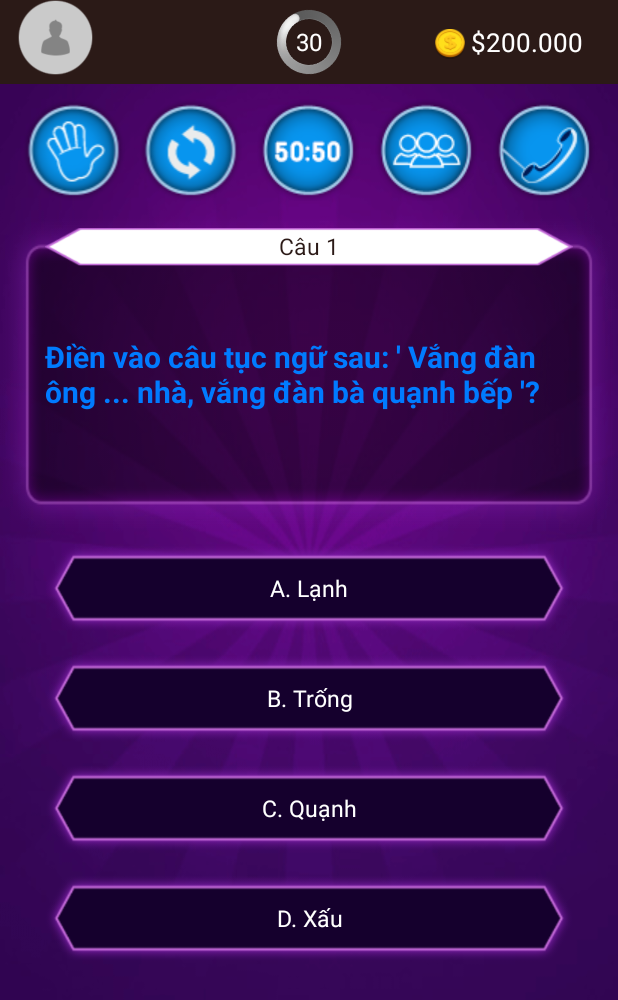
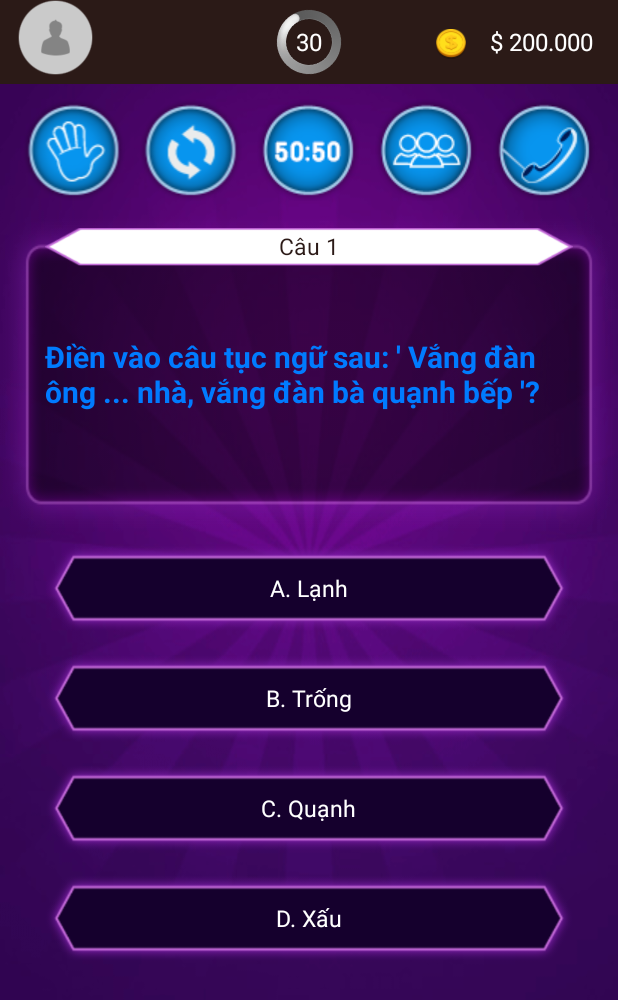
Before and after one commit to KMA0908/DiTimTrieuPhu, an Android app: the layout m003_play_fragment.xml on its own in the app's theme, with its tools: preview values and no code run, on a phone screen of 412 x 824 dp. Shown: the top 1000 px of the screen. Run offline under Robolectric (Android 15) with nearby library versions, the phone set to English and light mode, and no system bars.

Commit message:
add reward play screen

```diff
--- a/app/src/main/java/com/example/ditimtrieuphu/view/fragment/M003PlayFragment.java
+++ b/app/src/main/java/com/example/ditimtrieuphu/view/fragment/M003PlayFragment.java
@@ -39,7 +39,7 @@ public class M003PlayFragment extends BaseFragment<MainFragViewModel> {
 
     private TextView timerTextView;
 
-    private TextView tvQuestion,tvCaseA,tvCaseB,tvCaseC,tvCaseD, tvIndexQuestion;
+    private TextView tvQuestion,tvCaseA,tvCaseB,tvCaseC,tvCaseD, tvIndexQuestion, tvMoney;
     private ImageView ivCaseA,ivCaseB,ivCaseC,ivCaseD,ivHelp50,ivChangeQuestion,ivAudienceHelp,ivCallHelp;
     private FrameLayout frameCaseA,frameCaseB,frameCaseC,frameCaseD;
     private MediaPlayer mPlayer;
@@ -56,6 +56,7 @@ public class M003PlayFragment extends BaseFragment<MainFragViewModel> {
         index = 1;
         tvIndexQuestion = findViewById(R.id.tv_index_question);
         tvQuestion = findViewById(R.id.question);
+        tvMoney = findViewById(R.id.tv_money);
         progressBar = findViewById(R.id.timeQuestion);
         tvCaseA = findViewById(R.id.tv_caseA);
         tvCaseB = findViewById(R.id.tv_caseB);
@@ -616,69 +617,86 @@ public class M003PlayFragment extends BaseFragment<MainFragViewModel> {
         });
     }
 
+    @SuppressLint("SetTextI18n")
     private void setTextForQuestion(int id) {
         switch (id) {
             case 1 : {
                 tvIndexQuestion.setText("Câu 1");
+                tvMoney.setText("200.000");
                 break;
             }
             case 2 : {
                 tvIndexQuestion.setText("Câu 2");
+                tvMoney.setText("400.000");
                 break;
             }
             case 3 : {
                 tvIndexQuestion.setText("Câu 3");
+                tvMoney.setText("600.000");
                 break;
             }
             case 4 : {
                 tvIndexQuestion.setText("Câu 4");
+                tvMoney.setText("1.000.000");
                 break;
             }
             case 5 : {
                 tvIndexQuestion.setText("Câu 5");
+                tvMoney.setText("2.000.000");
                 break;
             }
             case 6 : {
                 tvIndexQuestion.setText("Câu 6");
+                tvMoney.setText("3.000.000");
                 break;
             }
             case 7 : {
                 tvIndexQuestion.setText("Câu 7");
+                tvMoney.setText("6.000.000");
                 break;
             }
             case 8 : {
                 tvIndexQuestion.setText("Câu 8");
+                tvMoney.setText("10.000.000");
                 break;
             }
             case 9 : {
                 tvIndexQuestion.setText("Câu 9");
+                tvMoney.setText("14.000.000");
                 break;
             }
             case 10 : {
                 tvIndexQuestion.setText("Câu 10");
+                tvMoney.setText("22.000.000");
                 break;
             } case 11 : {
                 tvIndexQuestion.setText("Câu 11");
+                tvMoney.setText("30.000.000");
                 break;
             }
             case 12 : {
                 tvIndexQuestion.setText("Câu 12");
+                tvMoney.setText("40.000.000");
                 break;
             }
             case 13 : {
                 tvIndexQuestion.setText("Câu 13");
+                tvMoney.setText("60.000.000");
                 break;
             }
             case 14: {
                 tvIndexQuestion.setText("Câu 14");
+                tvMoney.setText("85.000.000");
                 break;
             }
             case 15 : {
                 tvIndexQuestion.setText("Câu 15");
+                tvMoney.setText("150.000.000");
                 break;
             }
             default: {
                 tvIndexQuestion.setText("Câu 1");
+                tvMoney.setText("200.000");
                 break;
             }
         }
--- a/app/src/main/res/layout/m003_play_fragment.xml
+++ b/app/src/main/res/layout/m003_play_fragment.xml
@@ -58,18 +58,29 @@
             <ImageView
                 android:layout_width="20dp"
                 android:layout_height="20dp"
-                android:layout_marginLeft="15dp"
+                android:layout_marginStart="16dp"
                 android:layout_marginTop="3dp"
                 android:scaleType="fitXY"
                 android:src="@drawable/ic_coin" />
-
+            <TableRow
+                android:layout_width="match_parent"
+                android:layout_height="wrap_content"
+                android:gravity="center"
+                android:layout_gravity="center">
             <TextView
-                android:id="@+id/monney"
                 android:layout_width="wrap_content"
                 android:layout_height="wrap_content"
-                android:text=" $200.000"
+                android:text="$ "
                 android:textColor="@color/white"
-                android:textSize="17dp" />
+                android:textSize="16sp" />
+            <TextView
+                android:id="@+id/tv_money"
+                android:layout_width="wrap_content"
+                android:layout_height="wrap_content"
+                android:text="200.000"
+                android:textColor="@color/white"
+                android:textSize="16sp" />
+            </TableRow>
         </LinearLayout>
     </LinearLayout>
 
@@ -170,15 +181,26 @@
             android:paddingHorizontal="30dp"
             android:src="@drawable/ic_play_answer" />
 
-        <TextView
-            android:id="@+id/tv_caseA"
+        <TableRow
             android:layout_width="match_parent"
             android:layout_height="wrap_content"
-            android:layout_gravity="center"
             android:gravity="center"
-            android:text="A. Lạnh"
-            android:textColor="@color/white"
-            android:textSize="15dp" />
+            android:layout_gravity="center">
+            <TextView
+                android:layout_width="wrap_content"
+                android:layout_height="wrap_content"
+                android:text="A. "
+                android:textColor="@color/white"
+                android:textSize="15dp" />
+            <TextView
+                android:id="@+id/tv_caseA"
+                android:layout_width="wrap_content"
+                android:layout_height="wrap_content"
+                android:text="Lạnh"
+                android:textColor="@color/white"
+                android:textSize="15dp" />
+        </TableRow>
+
     </FrameLayout>
 
     <FrameLayout
@@ -192,16 +214,25 @@
             android:layout_height="wrap_content"
             android:paddingHorizontal="30dp"
             android:src="@drawable/ic_play_answer" />
-
+        <TableRow
+            android:layout_width="match_parent"
+            android:layout_height="wrap_content"
+            android:gravity="center"
+            android:layout_gravity="center">
+        <TextView
+            android:layout_width="wrap_content"
+            android:layout_height="wrap_content"
+            android:text="B. "
+            android:textColor="@color/white"
+            android:textSize="15dp" />
         <TextView
             android:id="@+id/tv_caseB"
-            android:layout_width="match_parent"
+            android:layout_width="wrap_content"
             android:layout_height="wrap_content"
-            android:layout_gravity="center"
-            android:gravity="center"
-            android:text="B. Trống"
+            android:text="Trống"
             android:textColor="@color/white"
             android:textSize="15dp" />
+        </TableRow>
     </FrameLayout>
 
     <FrameLayout
@@ -215,16 +246,25 @@
             android:layout_height="wrap_content"
             android:paddingHorizontal="30dp"
             android:src="@drawable/ic_play_answer" />
-
+        <TableRow
+            android:layout_width="match_parent"
+            android:layout_height="wrap_content"
+            android:gravity="center"
+            android:layout_gravity="center">
+        <TextView
+            android:layout_width="wrap_content"
+            android:layout_height="wrap_content"
+            android:text="C. "
+            android:textColor="@color/white"
+            android:textSize="15dp" />
         <TextView
             android:id="@+id/tv_caseC"
-            android:layout_width="match_parent"
+            android:layout_width="wrap_content"
             android:layout_height="wrap_content"
-            android:layout_gravity="center"
-            android:gravity="center"
-            android:text="C. Quạnh"
+            android:text="Quạnh"
             android:textColor="@color/white"
             android:textSize="15dp" />
+        </TableRow>
     </FrameLayout>
 
     <FrameLayout
@@ -238,16 +278,25 @@
             android:layout_height="wrap_content"
             android:paddingHorizontal="30dp"
             android:src="@drawable/ic_play_answer" />
-
+        <TableRow
+            android:layout_width="match_parent"
+            android:layout_height="wrap_content"
+            android:gravity="center"
+            android:layout_gravity="center">
+        <TextView
+            android:layout_width="wrap_content"
+            android:layout_height="wrap_content"
+            android:text="D. "
+            android:textColor="@color/white"
+            android:textSize="15dp" />
         <TextView
             android:id="@+id/tv_caseD"
-            android:layout_width="match_parent"
+            android:layout_width="wrap_content"
             android:layout_height="wrap_content"
-            android:layout_gravity="center"
-            android:gravity="center"
-            android:text="D. Xấu"
+            android:text="Xấu"
             android:textColor="@color/white"
             android:textSize="15dp" />
+        </TableRow>
     </FrameLayout>
 
 </LinearLayout>
```
